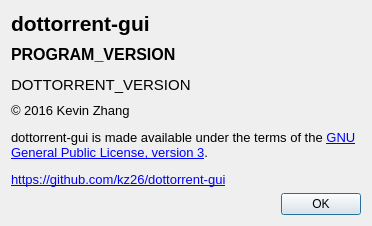
Above: about.ui from kz26/dottorrent-gui before the change. Below: the same form after it.
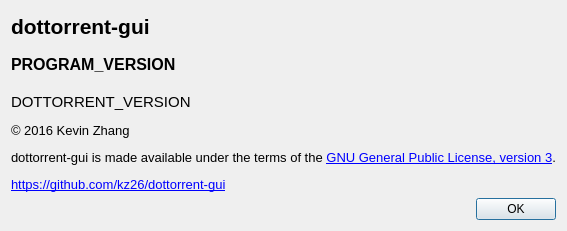
That is the form after the change.

Commit message: Implement tracker import/export Tweak about dialog Add QAction keyboard shortcuts Implement quit function

```diff
--- a/about.ui
+++ b/about.ui
@@ -6,10 +6,28 @@
    <rect>
     <x>0</x>
     <y>0</y>
-    <width>372</width>
-    <height>226</height>
+    <width>567</width>
+    <height>231</height>
    </rect>
   </property>
+  <property name="sizePolicy">
+   <sizepolicy hsizetype="Preferred" vsizetype="Preferred">
+    <horstretch>0</horstretch>
+    <verstretch>0</verstretch>
+   </sizepolicy>
+  </property>
+  <property name="minimumSize">
+   <size>
+    <width>567</width>
+    <height>231</height>
+   </size>
+  </property>
+  <property name="maximumSize">
+   <size>
+    <width>567</width>
+    <height>231</height>
+   </size>
+  </property>
   <property name="windowTitle">
    <string>About</string>
   </property>
```
Left out of the diff: 3 changed lines with no effect on the pictures. The commit also changes 4 other files.
